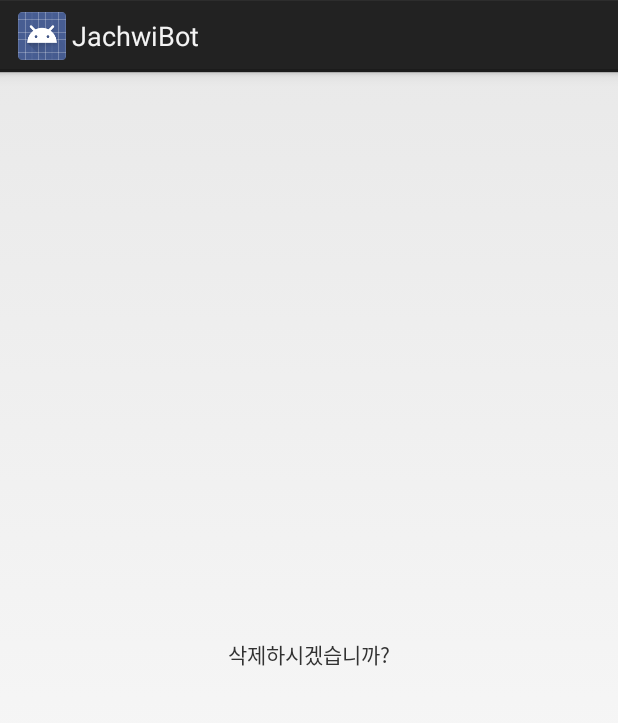
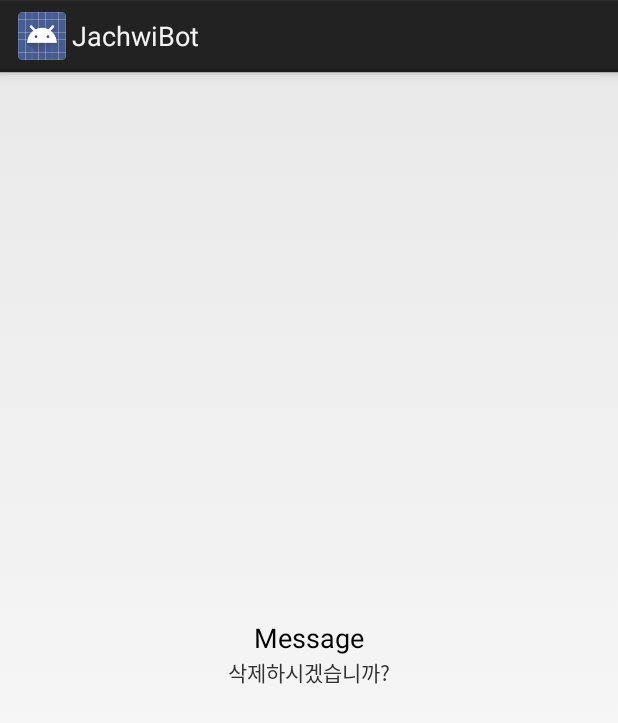
Before and after one commit to YuKyungKim/JachwiBot, an Android app: the layout dialog.xml on its own in the app's theme, with its tools: preview values and no code run, on a phone screen of 412 x 824 dp. Shown: the top 723 px of the screen. Run offline under Robolectric (Android 15) with nearby library versions, the phone set to English and light mode, and no system bars.

Commit message:
dialog update

```diff
--- a/app/src/main/res/layout/dialog.xml
+++ b/app/src/main/res/layout/dialog.xml
@@ -3,6 +3,14 @@
     android:orientation="vertical" android:layout_width="match_parent"
     android:layout_height="match_parent"
     android:gravity="center">
+
+    <TextView
+        android:layout_width="wrap_content"
+        android:layout_height="wrap_content"
+        android:textAppearance="?android:attr/textAppearanceMedium"
+        android:text="Message"
+        android:id="@+id/msg" />
+
     <TextView
         android:layout_width="fill_parent"
         android:layout_height="wrap_content"
```
Also changed, not shown: app/src/main/java/com/soma/albert/jachwibot/MainActivity.java (+29 -3 lines), 4 other files.
